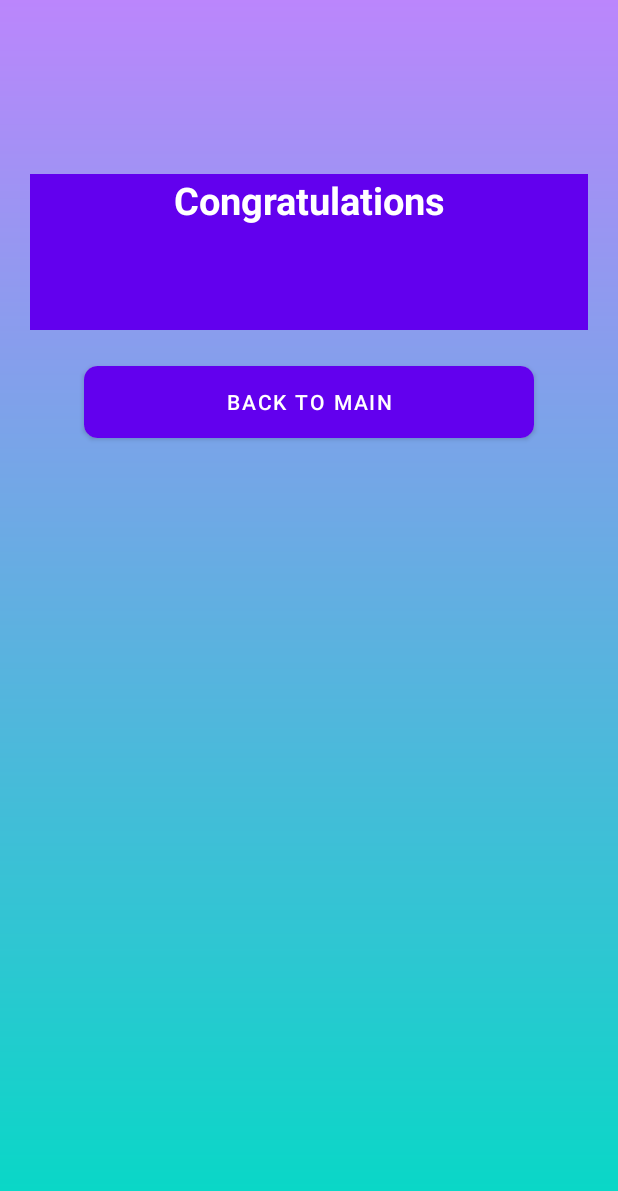
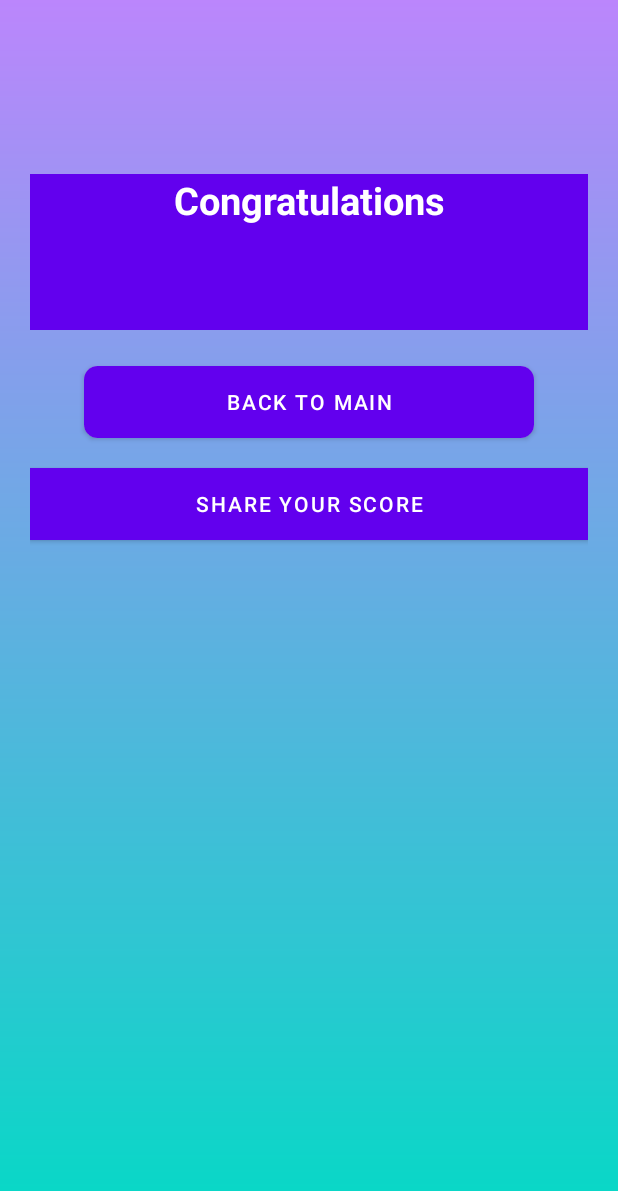
Before and after one commit to Pr1eMan/QuizGame, an Android app: the layout activity_result.xml on its own in the app's theme, with its tools: preview values and no code run, on a phone screen of 412 x 824 dp. Shown: the top 1191 px of the screen. Run offline under Robolectric (Android 15) with nearby library versions, the phone set to English and light mode, and no system bars.

Commit message:
defense lab3 task
added share button

```diff
--- a/app/src/main/java/com/ifk8edvmat1gabkojginkir/ktuprojektas/RankingActivityy.java
+++ b/app/src/main/java/com/ifk8edvmat1gabkojginkir/ktuprojektas/RankingActivityy.java
@@ -7,7 +7,9 @@ import android.os.Bundle;
 import android.provider.ContactsContract;
 import android.widget.AdapterView;
 import android.widget.ArrayAdapter;
+import android.widget.Button;
 import android.widget.ListView;
+import android.widget.TextView;
 import android.widget.Toast;
 
 import com.ifk8edvmat1gabkojginkir.ktuprojektas.Adapters.MyAdapter;
@@ -24,10 +26,13 @@ public class RankingActivityy extends AppCompatActivity {
     MyAdapter myAdapter;
     DatabaseHelper db;
     ArrayList<String> listItem;
+
     @Override
     protected void onCreate(Bundle savedInstanceState) {
         super.onCreate(savedInstanceState);
         setContentView(R.layout.fragment_rankings);
+       //Button knopke = (Button) findViewById(R.id.btnBack);
+    //    TextView nothingToShow = (TextView) findViewById(R.id.nothingToShow);
         db= new DatabaseHelper(this);
         listItem=new ArrayList<>();
         db= new DatabaseHelper(this);
--- a/app/src/main/res/layout/activity_result.xml
+++ b/app/src/main/res/layout/activity_result.xml
@@ -59,5 +59,14 @@
             android:background="@drawable/bg_button"
             android:textColor="@color/white"
             android:text="Back to main"/>
+
     </androidx.cardview.widget.CardView>
+    <Button
+        android:layout_marginTop="20dp"
+    android:id="@+id/btnShare"
+    android:layout_width="match_parent"
+    android:layout_height="wrap_content"
+    android:background="@drawable/bg_button"
+    android:textColor="@color/white"
+    android:text="Share your score"/>
 </LinearLayout>
```
Also changed, not shown: app/src/main/java/com/ifk8edvmat1gabkojginkir/ktuprojektas/ResultActivity.kt (+8 -0 lines), app/src/main/res/layout/fragment_rankings.xml (+20 -0 lines). Lines whose indentation alone changed are shown as unchanged.
